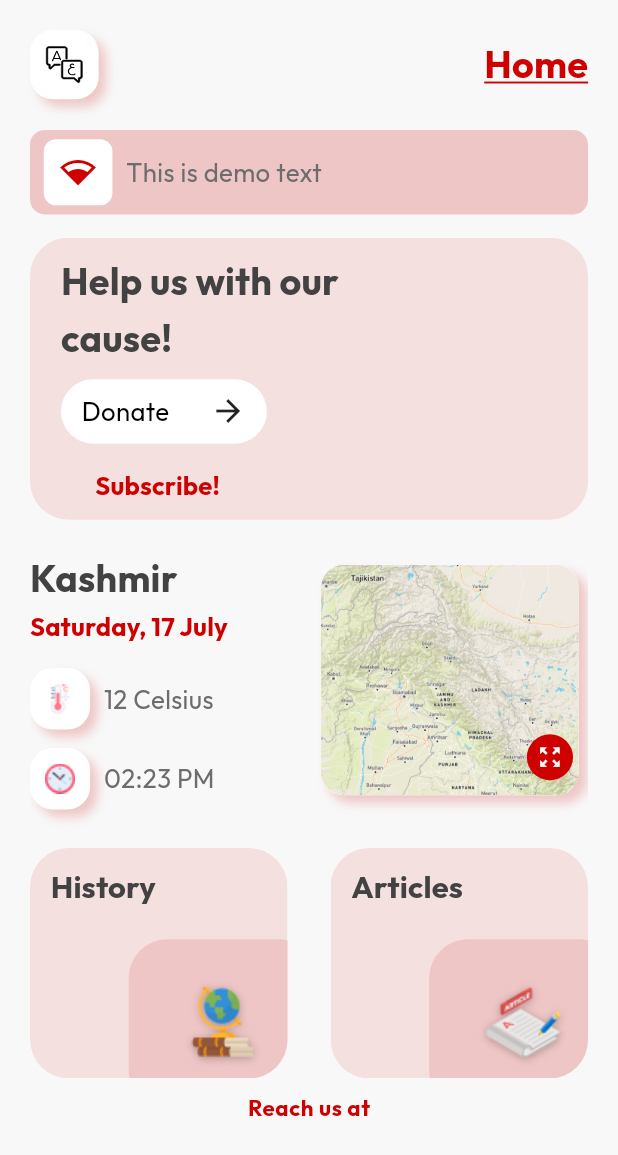
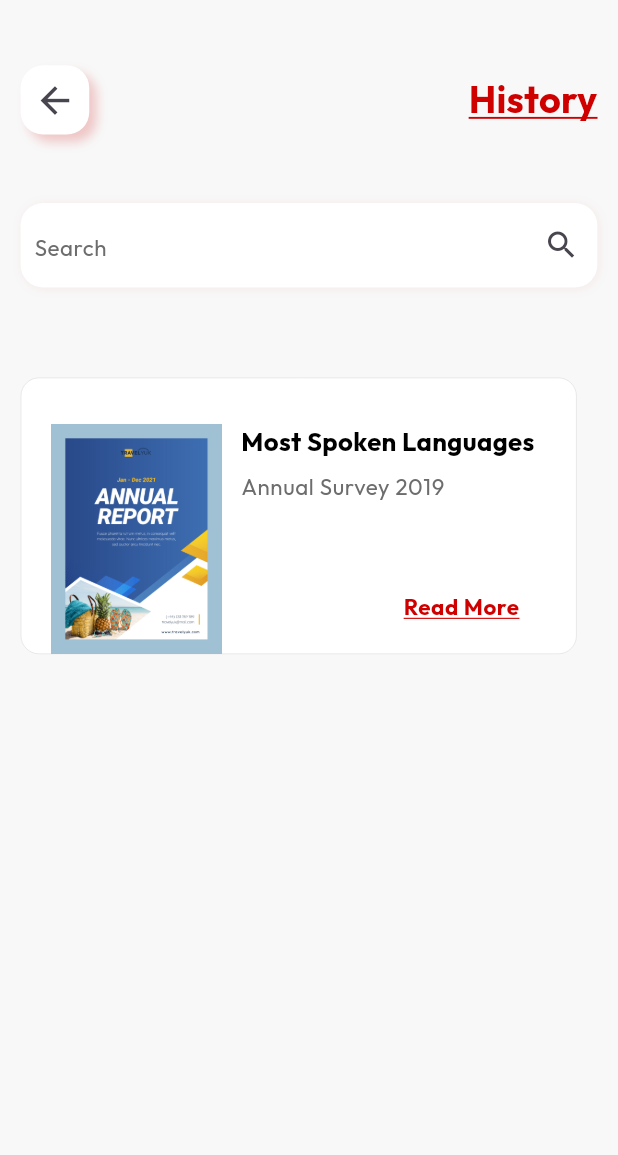
Before and after one commit to tanzeelRehman/visualizing_kashmir, a Flutter app: the HomeScreen screen opened by its route, after a tap on "History", on a phone screen of 412 x 824 dp. Shown: the top 1155 px of the screen. Run offline on Flutter 3.47's test engine with Material 3 defaults, Android fonts, the phone set to English and light mode, and no system bars; our stand-ins replace dio, flutter_screenutil, flutter_svg, get, google_fonts, internet_connection_checker and 1 more; project files that could hold a hidden picture were left out.

Commit message:
search screens widget created

```diff
--- /dev/null
+++ b/devtools_options.yaml
@@ -0,0 +1 @@
+extensions:
--- a/lib/core/constants/app_assets.dart
+++ b/lib/core/constants/app_assets.dart
@@ -25,4 +25,5 @@ class AppAssets {
   static const reportsPng = 'assets/images/png/Reports.png';
   static const temperaturePng = 'assets/images/png/Temperature.png';
   static const timePng = 'assets/images/png/Time.png';
+  static const bookCover = 'assets/images/png/book.jpg';
 }
--- a/lib/core/constants/app_pages.dart
+++ b/lib/core/constants/app_pages.dart
@@ -2,4 +2,5 @@ class AppPages {
   static const splashPage = '/splashPage';
   static const languagePage = '/languagePage';
   static const homePage = '/homePage';
+  static const searchPage = '/searchPage/:searchType';
 }
--- /dev/null
+++ b/lib/core/constants/search_enum.dart
@@ -0,0 +1,2 @@
+// ignore: constant_identifier_names
+enum SearchType { History, Reports, Articles, Know_Your_Heros }
--- /dev/null
+++ b/lib/core/language/languages.dart
@@ -0,0 +1,109 @@
+import 'package:get/get.dart';
+
+class Languages extends Translations {
+  @override
+  Map<String, Map<String, String>> get keys => {
+        'en_US': {
+          'Select_Language': 'Select Language',
+          'Continue': 'Continue',
+          'Home': 'Home',
+          'Help_us': 'Help us with our cause!',
+          'donate': 'Donate!',
+          'subscribe': 'Subscribe',
+          'Kashmir': 'Kashmir',
+          'History': 'History',
+          'Articles': 'Articles',
+          'Reports': 'Reports',
+          'Know_Your_Heros': 'Know Your Heros',
+          'Today_in_history': 'Today in History',
+          'Reach_us_at': 'Reach us at',
+          'Headline': 'Headline',
+          'Search': 'Search',
+          'Open': 'Open',
+          'Open_book': 'Open Book',
+          'Audios': 'Audios',
+          'Videos': 'Videos',
+          'PDF': 'PDF',
+          'Read_Online': 'Read Online',
+          'Download': 'Download',
+          'Read_article': 'Read Article',
+          'Read_more': 'Read More',
+          'Quiz': 'Quiz',
+          'QUESTION': 'QUESTION',
+          'Next': 'Next',
+          'Todays_Quiz': 'Todays Quiz',
+          'Solve_quiz': 'Solve the Quiz to Enchance your Historic Knowladge!',
+          'Take_Quiz': 'Take Quiz',
+          'Skip': 'Skip for Now',
+          'Proceed': 'Proceed',
+        },
+        'ar_UAE': {
+          'Select_Language': 'اختار اللغة',
+          'Continue': 'يكمل',
+          'Home': 'بيت',
+          'Help_us': 'ساعدونا في قضيتنا',
+          'donate': 'يتبرع',
+          'subscribe': 'يشترك',
+          'Kashmir': 'كشمير',
+          'History': 'تاريخ',
+          'Articles': 'مقالات',
+          'Reports': 'التقارير',
+          'Know_Your_Heros': 'تعرف على أبطالك',
+          'Today_in_history': 'اليوم في التاريخ',
+          'Reach_us_at': 'تواصل معنا على',
+          'Headline': 'نشرات الأخبار',
+          'Search': 'يبحث',
+          'Open': 'يفتح',
+          'Open_book': 'كتاب مفتوح',
+          'Audios': 'صوتيات',
+          'Videos': 'أشرطة فيديو',
+          'PDF': 'وثائق',
+          'Read_Online': 'اقرأ على الانترنت',
+          'Download': 'تحميل',
+          'Read_article': 'اقرأ المقال',
+          'Read_more': 'اقرأ أكثر',
+          'Quiz': 'اختبار',
+          'QUESTION': 'سؤال',
+          'Next': 'التالي',
+          'Todays_Quiz': 'مسابقة اليوم',
+          'Solve_quiz': 'حل الاختبار لتعزيز معرفتك التاريخية',
+          'Take_Quiz': 'تقدم للإختبار',
+          'Skip': 'تخطي في الوقت الراهن',
+          'Proceed': 'يتابع'
+        },
+        'ur_PK': {
+          'Select_Language': 'زبان منتخب کریں',
+          'Continue': 'جاری رہے',
+          'Home': 'گھر',
+          'Help_us': 'ہمارے مقصد میں ہماری مدد کریں',
+          'donate': 'عطیہ کریں',
+          'subscribe': 'سبسکرائب',
+          'Kashmir': 'کشمیر',
+          'History': 'تاریخ',
+          'Articles': 'مضامین',
+          'Reports': 'رپورٹس',
+          'Know_Your_Heros': 'اپنے ہیروز کو جانیں',
+          'Today_in_history': 'تاریخ میں آج کا دن',
+          'Reach_us_at': 'ہم تک پہنچیں',
+          'Headline': 'خبرنامہ',
+          'Search': 'تلاش کریں',
+          'Open': 'کھولیں',
+          'Open_book': 'کتاب کھولیں',
+          'Audios': 'آڈیوز',
+          'Videos': 'ویڈیوز',
+          'Documents': 'دستاویزات',
+          'Read_Online': 'آن لائن پڑھیں',
+          'Download': 'ڈاؤن لوڈ کریں',
+          'Read_article': 'مضمون پڑھیں',
+          'Read_more': 'مزید پڑھ',
+          'Quiz': 'کوئز',
+          'QUESTION': 'سوال',
+          'Next': 'آگے',
+          'Todays_Quiz': 'آج کا کوئز',
+          'Solve_quiz': 'اپنے تاریخی علم کو بہتر بنانے کے لیے کوئز حل کریں',
+          'Take_Quiz': 'کوئز لیں',
+          'Skip': 'اب کے لئے چھوڑ دیں',
+          'Proceed': 'آگے بڑھو'
+        }
+      };
+}
--- a/lib/core/theme/app_theme.dart
+++ b/lib/core/theme/app_theme.dart
@@ -47,6 +47,19 @@ class AppTheme {
         offset: const Offset(1, 1))
   ], borderRadius: BorderRadius.circular(15), color: Colors.white);
 
+  static BoxDecoration roundedContainerDecorationwithDarkLessShadows =
+      BoxDecoration(boxShadow: [
+    BoxShadow(
+        color: const Color(0xff6d6d6d).withOpacity(.3),
+        blurRadius: 5,
+        offset: const Offset(1, 1))
+  ], borderRadius: BorderRadius.circular(15), color: Colors.white);
+
+  static BoxDecoration searchCardDecoration = BoxDecoration(
+      borderRadius: BorderRadius.all(Radius.circular(12.r)),
+      border:
+          Border.all(color: const Color(0xff6d6d6d).withOpacity(.2), width: .5),
+      color: Colors.white);
   // static BoxDecoration primaryButtonDecoration = BoxDecoration(
   //     color: AppTheme.primaryColor, borderRadius: BorderRadius.circular(30));
 }
--- a/lib/core/widgets/custom_appbar.dart
+++ b/lib/core/widgets/custom_appbar.dart
@@ -1,6 +1,7 @@
 import 'package:flutter/material.dart';
 import 'package:flutter_screenutil/flutter_screenutil.dart';
 import 'package:get/get.dart';
+import 'package:visualizing_kashmir/core/theme/app_theme.dart';
 
 import 'package:visualizing_kashmir/core/widgets/custom_line.dart';
 
@@ -32,41 +33,36 @@ class CustomAppBar extends StatelessWidget {
           width: screeData == null
               ? MediaQuery.of(context).size.width
               : screeData!.size.width,
-        height: 85.h,
-        child: Column(
-          crossAxisAlignment: CrossAxisAlignment.center,
-          children: [
-            Padding(
-              padding: EdgeInsets.only(left: 15.sp, right: 15.sp, top: 20.sp),
+          height: 120.h,
+          child: Padding(
+            padding: EdgeInsets.only(left: 12.w, right: 12.w, top: 10.h),
             child: Row(
-                crossAxisAlignment: CrossAxisAlignment.center,
               mainAxisAlignment: MainAxisAlignment.spaceBetween,
               children: [
-                  Padding(
-                    padding: const EdgeInsets.only(top: 5),
-                    child: GestureDetector(
-                        onTap: () {
+                Container(
+                  height: 45.h,
+                  width: 40.w,
+                  decoration: AppTheme.roundedContainerDecoration
+                      .copyWith(color: Colors.white),
+                  child: IconButton(
+                      iconSize: 55,
+                      onPressed: () {
                         Get.back();
-                          if (onBack != null) {
-                            onBack!();
-                          }
                       },
-                        child: leading ??
-                            const Icon(
-                              Icons.arrow_back_ios,
-                              color: Colors.white,
-                              size: 15,
+                      icon: Icon(
+                        Icons.arrow_back,
+                        size: 25.sp,
                       )),
                 ),
-                  SizedBox(height: 25.w),
+                Text(
+                  title.tr,
+                  style: Get.theme.textTheme.titleMedium!.copyWith(
+                      color: Get.theme.primaryColor,
+                      decoration: TextDecoration.underline),
+                ),
               ],
             ),
-            ),
-            SizedBox(height: 20.h),
-            const CustomLine()
-          ],
-        ),
-      ),
+          )),
     );
   }
 }
--- a/lib/core/widgets/custom_text_formfield.dart
+++ b/lib/core/widgets/custom_text_formfield.dart
@@ -1,5 +1,6 @@
 import 'package:flutter/material.dart';
 import 'package:flutter_screenutil/flutter_screenutil.dart';
+import 'package:get/get.dart';
 import 'package:visualizing_kashmir/core/theme/app_theme.dart';
 
 // ignore: must_be_immutable
@@ -45,11 +46,12 @@ class _CustomTextFormFieldState extends State<CustomTextFormField> {
   @override
   Widget build(BuildContext context) {
     return Container(
-      height: 55.h,
+      height: widget.height,
       width: widget.width,
       alignment: Alignment.center,
-      //  padding: EdgeInsets.symmetric(horizontal: 8.sp),
-      decoration: AppTheme.roundedContainerDecoration,
+      padding: EdgeInsets.only(left: 8.sp),
+      decoration: AppTheme.roundedContainerDecorationwithLessShadows
+          .copyWith(color: Colors.white),
       child: TextFormField(
         textInputAction: widget.textInputAction,
         onTap: widget.ontapped,
@@ -57,7 +59,7 @@ class _CustomTextFormFieldState extends State<CustomTextFormField> {
         readOnly: widget.readonly,
         obscuringCharacter: "*",
         style: Theme.of(context).textTheme.bodyMedium,
-        cursorColor: Colors.grey,
+        cursorColor: Get.theme.primaryColor,
         onChanged: widget.onChanged ?? (value) {},
         controller: widget.controller,
         keyboardType: widget.textInputType,
@@ -66,7 +68,7 @@ class _CustomTextFormFieldState extends State<CustomTextFormField> {
             hintText: widget.hintText,
             contentPadding:
                 widget.contentPadding ?? EdgeInsets.symmetric(vertical: 15.sp),
-            hintStyle: Theme.of(context).textTheme.bodyMedium,
+            hintStyle: Theme.of(context).textTheme.bodySmall,
             prefixIcon: widget.prefixIcon,
             suffixIcon: widget.isPassword
                 ? IconButton(
--- a/lib/core/widgets/primary_continuebutton.dart
+++ b/lib/core/widgets/primary_continuebutton.dart
@@ -7,6 +7,7 @@ class PrimaryContinueButton extends StatelessWidget {
   String text;
   Function() ontap;
   double? width;
+  double? height;
   bool isWhite;
   PrimaryContinueButton({
     super.key,
--- a/lib/features/home/view/home_screen.dart
+++ b/lib/features/home/view/home_screen.dart
@@ -9,6 +9,8 @@ import 'package:get/get.dart';
 import 'package:logger/logger.dart';
 
 import 'package:visualizing_kashmir/core/constants/app_assets.dart';
+import 'package:visualizing_kashmir/core/constants/app_pages.dart';
+import 'package:visualizing_kashmir/core/constants/search_enum.dart';
 import 'package:visualizing_kashmir/core/theme/app_theme.dart';
 import 'package:visualizing_kashmir/features/home/view/widgets/image_dialog.dart';
 
@@ -67,14 +69,20 @@ class _HomeScreenState extends State<HomeScreen> {
                         mainAxisAlignment: MainAxisAlignment.spaceBetween,
                         children: [
                           optionCard(
-                            title: "History",
+                            title: "History".tr,
                             pngPath: AppAssets.historyPng,
-                            ontap: () {},
+                            ontap: () {
+                              Get.toNamed(AppPages.searchPage,
+                                  arguments: SearchType.History.name);
+                            },
                           ),
                           optionCard(
-                            title: "Articles",
+                            title: "Articles".tr,
                             pngPath: AppAssets.articlesPng,
-                            ontap: () {},
+                            ontap: () {
+                              Get.toNamed(AppPages.searchPage,
+                                  arguments: SearchType.Articles.name);
+                            },
                           ),
                         ],
                       ),
@@ -85,14 +93,20 @@ class _HomeScreenState extends State<HomeScreen> {
                         mainAxisAlignment: MainAxisAlignment.spaceBetween,
                         children: [
                           optionCard(
-                            title: "Reports",
+                            title: "Reports".tr,
                             pngPath: AppAssets.reportsPng,
-                            ontap: () {},
+                            ontap: () {
+                              Get.toNamed(AppPages.searchPage,
+                                  arguments: SearchType.Reports.name);
+                            },
                           ),
                           optionCard(
-                            title: "Know Your \nHeros",
+                            title: "Know_Your_Heros".tr,
                             pngPath: AppAssets.heroesPng,
-                            ontap: () {},
+                            ontap: () {
+                              Get.toNamed(AppPages.searchPage,
+                                  arguments: SearchType.Know_Your_Heros.name);
+                            },
                           ),
                         ],
                       ),
@@ -113,7 +127,7 @@ class _HomeScreenState extends State<HomeScreen> {
                     Column(
                       children: [
                         Text(
-                          "Reach us at",
+                          "Reach_us_at".tr,
                           style: Get.textTheme.bodySmall!.copyWith(
                               color: Get.theme.primaryColor,
                               fontWeight: FontWeight.bold),
@@ -147,7 +161,7 @@ class _HomeScreenState extends State<HomeScreen> {
               crossAxisAlignment: CrossAxisAlignment.start,
               children: [
                 Text(
-                  "Help us with our cause!",
+                  "Help_us".tr,
                   style: Get.textTheme.titleMedium,
                 ),
                 SizedBox(
@@ -160,7 +174,7 @@ class _HomeScreenState extends State<HomeScreen> {
                 Padding(
                   padding: EdgeInsets.only(left: 20.sp),
                   child: Text(
-                    "Subscribe!",
+                    "subscribe".tr,
                     style: Get.textTheme.titleSmall!.copyWith(
                         color: Get.theme.primaryColor, fontSize: 15.sp),
                   ),
@@ -187,7 +201,7 @@ class _HomeScreenState extends State<HomeScreen> {
             mainAxisAlignment: MainAxisAlignment.spaceBetween,
             children: [
               Text(
-                "Today in History",
+                "Today_in_history".tr,
                 style: Get.textTheme.titleSmall,
               ),
               Image.asset(AppAssets.historyClockPng)
@@ -228,7 +242,7 @@ class _HomeScreenState extends State<HomeScreen> {
                   .copyWith(borderRadius: BorderRadius.circular(25.r)),
               height: 150.h,
               width: 150.w,
-              padding: EdgeInsets.only(top: 10.sp, left: 12.sp),
+              padding: EdgeInsets.only(top: 10.sp, left: 12.sp, right: 8.sp),
               child: Text(
                 title,
                 style: Get.textTheme.titleSmall,
@@ -259,11 +273,13 @@ class _HomeScreenState extends State<HomeScreen> {
     return Row(
       mainAxisAlignment: MainAxisAlignment.spaceBetween,
       children: [
-        Column(
+        Padding(
+          padding: EdgeInsets.only(right: 6.sp),
+          child: Column(
             crossAxisAlignment: CrossAxisAlignment.start,
             children: [
               Text(
-              "Kashmir",
+                "Kashmir".tr,
                 style: Get.textTheme.titleMedium,
               ),
               Text(
@@ -314,6 +330,7 @@ class _HomeScreenState extends State<HomeScreen> {
                 ],
               ),
             ],
+          ),
         ),
         Stack(
           children: [
@@ -380,7 +397,7 @@ class _HomeScreenState extends State<HomeScreen> {
               )),
         ),
         Text(
-          "Home",
+          "Home".tr,
           style: Get.theme.textTheme.titleMedium!.copyWith(
               color: Get.theme.primaryColor,
               decoration: TextDecoration.underline),
@@ -430,7 +447,7 @@ class _HomeScreenState extends State<HomeScreen> {
         mainAxisAlignment: MainAxisAlignment.spaceAround,
         children: [
           Text(
-            "Donate",
+            "donate".tr,
             style: Get.textTheme.bodyMedium!.copyWith(color: Colors.black),
           ),
           const Icon(
--- /dev/null
+++ b/lib/features/search/view/search_screens.dart
@@ -0,0 +1,45 @@
+// ignore_for_file: public_member_api_docs, sort_constructors_first
+import 'package:flutter/cupertino.dart';
+import 'package:flutter/material.dart';
+import 'package:flutter/widgets.dart';
+import 'package:flutter_screenutil/flutter_screenutil.dart';
+import 'package:get/get.dart';
+
+import 'package:visualizing_kashmir/core/constants/app_assets.dart';
+import 'package:visualizing_kashmir/core/helper/getPreferedSizeAppbar.dart';
+import 'package:visualizing_kashmir/core/theme/app_theme.dart';
+import 'package:visualizing_kashmir/core/widgets/custom_text_formfield.dart';
+import 'package:visualizing_kashmir/core/widgets/primary_continue_small_button.dart';
+import 'package:visualizing_kashmir/core/widgets/primary_continuebutton.dart';
+import 'package:visualizing_kashmir/features/search/view/widgets/article_search_card.dart';
+import 'package:visualizing_kashmir/features/search/view/widgets/history_search_card.dart';
+import 'package:visualizing_kashmir/features/search/view/widgets/know_heros_search_card.dart';
+import 'package:visualizing_kashmir/features/search/view/widgets/reports_search_card.dart';
+
+class SearchScreen extends StatelessWidget {
+  const SearchScreen({super.key});
+
+  @override
+  Widget build(BuildContext context) {
+    final String searchType = Get.arguments ?? '';
+    return Scaffold(
+        appBar: getPreferedSizeAppbar(searchType),
+        body: Container(
+          padding: EdgeInsets.symmetric(horizontal: 12.w, vertical: 12.h),
+          child: Column(children: [
+            CustomTextFormField(
+              controller: TextEditingController(),
+              hintText: "Search",
+              height: 55.h,
+              suffixIcon: const Icon(
+                Icons.search,
+              ),
+            ),
+            const SizedBox(
+              height: 60,
+            ),
+            const ReportsSearchCard()
+          ]),
+        ));
+  }
+}
--- /dev/null
+++ b/lib/features/search/view/widgets/reports_search_card.dart
@@ -0,0 +1,89 @@
+import 'package:flutter/material.dart';
+import 'package:flutter_screenutil/flutter_screenutil.dart';
+import 'package:get/get.dart';
+import 'package:get/get_core/src/get_main.dart';
+import 'package:visualizing_kashmir/core/constants/app_assets.dart';
+import 'package:visualizing_kashmir/core/theme/app_theme.dart';
+
+class ReportsSearchCard extends StatelessWidget {
+  const ReportsSearchCard({super.key});
+
+  @override
+  Widget build(BuildContext context) {
+    return Stack(
+      clipBehavior: Clip.none,
+      children: [
+        Row(
+          children: [
+            Container(
+              width: Get.width * 0.9,
+              height: 180.h,
+              decoration: AppTheme.searchCardDecoration,
+              padding: EdgeInsets.symmetric(horizontal: 8.w),
+              child: Row(
+                mainAxisAlignment: MainAxisAlignment.start,
+                crossAxisAlignment: CrossAxisAlignment.end,
+                children: [
+                  Padding(
+                    padding: EdgeInsets.only(left: 120.w, bottom: 20.h),
+                    child: SizedBox(
+                      height: 130.h,
+                      child: Column(
+                        mainAxisAlignment: MainAxisAlignment.center,
+                        crossAxisAlignment: CrossAxisAlignment.start,
+                        children: [
+                          Text(
+                            "Most Spoken Languages",
+                            style: Get.textTheme.bodyMedium!.copyWith(
+                                color: Colors.black,
+                                fontWeight: FontWeight.bold),
+                          ),
+                          SizedBox(
+                            height: 8.h,
+                          ),
+                          Text(
+                            "Annual Survey 2019",
+                            style: Get.textTheme.bodySmall!,
+                          ),
+                          SizedBox(
+                            height: 8.h,
+                          ),
+                          const Spacer(),
+                          SizedBox(
+                            width: Get.width * 0.45,
+                            child: Row(
+                              mainAxisAlignment: MainAxisAlignment.end,
+                              children: [
+                                Text(
+                                  "Read More",
+                                  style: Get.textTheme.bodySmall!.copyWith(
+                                      color: Get.theme.primaryColor,
+                                      fontWeight: FontWeight.bold,
+                                      decoration: TextDecoration.underline),
+                                ),
+                              ],
+                            ),
+                          ),
+                        ],
+                      ),
+                    ),
+                  )
+                ],
+              ),
+            )
+          ],
+        ),
+        Positioned(
+          bottom: 0,
+          left: 20,
+          child: Image.asset(
+            height: 150.h,
+            width: 100.w,
+            AppAssets.bookCover,
+            fit: BoxFit.fitHeight,
+          ),
+        ),
+      ],
+    );
+  }
+}
--- a/lib/splash_screen.dart
+++ b/lib/splash_screen.dart
@@ -34,9 +34,9 @@ class _SplashScreenState extends State<SplashScreen> {
             ),
             PrimaryContinueButton(
               width: Get.width * 0.85,
-              text: "Proceed",
+              text: "Proceed".tr,
               ontap: () {
-                Get.toNamed(AppPages.homePage);
+                Get.toNamed(AppPages.languagePage);
               },
               isWhite: true,
             ),
```
Also changed, not shown: lib/core/widgets/primary_continue_small_button.dart (added, +57 -0 lines), lib/features/Language/view/language_page.dart (+5 -2 lines), lib/features/search/view/widgets/article_search_card.dart (added, +75 -0 lines), lib/features/search/view/widgets/history_search_card.dart (added, +68 -0 lines), lib/features/search/view/widgets/know_heros_search_card.dart (added, +98 -0 lines), lib/main.dart (+8 -0 lines), assets/images/png/book.jpg (added). Lines whose indentation alone changed are shown as unchanged.
